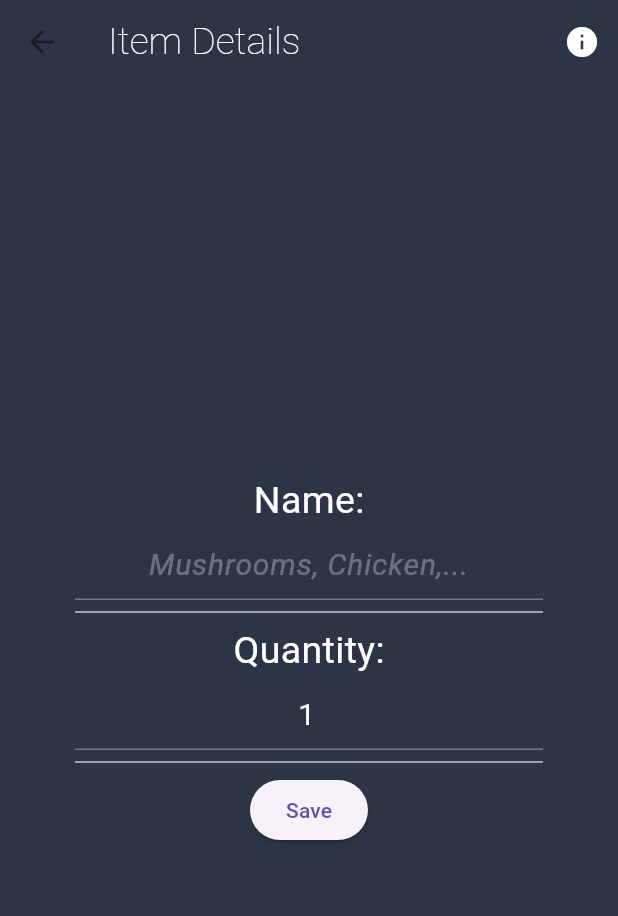
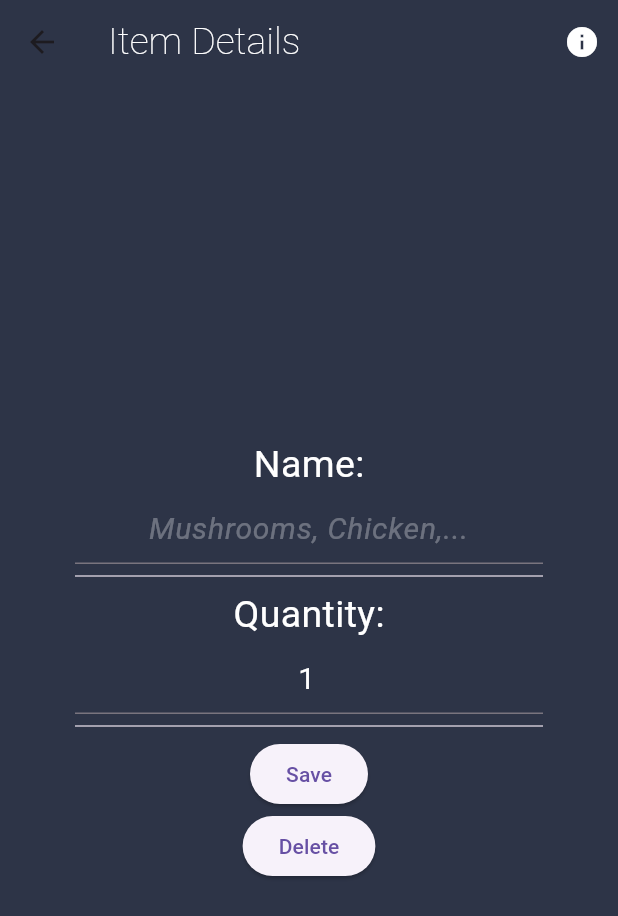
Before and after one commit to azizakurbonova/Pantry-Buddy, a Flutter app: the ItemDetails screen opened directly with empty values, after a tap on "Save", on a phone screen of 412 x 824 dp. Shown: the top 916 px of the screen. Run offline on Flutter 3.47's test engine with Material 3 defaults, Android fonts, the light colour scheme and no system bars; our stand-ins replace csv, firebase_auth, firebase_core, firebase_database, flutter_speed_dial; missing offline and left inert: flutter_barcode_scanner, string_similarity; accounts and stored records are empty.

Commit message:
flow case fix
Changed user flow - user cannot create or join a pantry anymore after creating or joining one (appbar automatic back button removal)

```diff
--- a/pantrybuddy/lib/Display/groceryDetails.dart
+++ b/pantrybuddy/lib/Display/groceryDetails.dart
@@ -1,4 +1,3 @@
-import 'dart:async';
 import 'package:firebase_auth/firebase_auth.dart';
 import 'package:firebase_database/firebase_database.dart';
 import 'package:flutter/material.dart';
@@ -6,16 +5,11 @@ import 'package:pantrybuddy/Display/groceryNameField.dart';
 import 'package:pantrybuddy/Display/groceryQuantityField.dart';
 import 'package:pantrybuddy/models/food_inventory.dart';
 import 'package:pantrybuddy/pages/Inventory_page.dart';
-import 'package:pantrybuddy/pages/account_page.dart';
-import 'package:pantrybuddy/pages/manual_add_page.dart';
-import 'package:pantrybuddy/pages/notif_page.dart';
-import 'package:flutter_speed_dial/flutter_speed_dial.dart';
 import 'package:pantrybuddy/pages/tools/getFoodInventory.dart';
 import 'package:pantrybuddy/pages/tools/getPantryID.dart';
-import 'package:pantrybuddy/pages/widgets/sidebar.dart';
+
 import 'package:pantrybuddy/models/grocery_item.dart';
 import 'dart:developer';
-import 'package:pantrybuddy/Display/groceryDescription.dart';
 
 class ItemDetails extends StatefulWidget {
   final GroceryItem item;
@@ -28,8 +22,10 @@ class ItemDetails extends StatefulWidget {
 
 class _FoodDetailsState extends State<ItemDetails> {
   final dbRef = FirebaseDatabase.instance.ref();
-  TextEditingController _nameController = TextEditingController();
-  TextEditingController _quantityController = TextEditingController();
+  final TextEditingController _nameController = TextEditingController();
+  final TextEditingController _quantityController = TextEditingController();
+
+  @override
   void initState() {
     super.initState();
     _nameController.text = widget.item.name;
@@ -39,9 +35,9 @@ class _FoodDetailsState extends State<ItemDetails> {
   @override
   Widget build(BuildContext context) {
     return Scaffold(
-        backgroundColor: Color(0xFF2D3447),
+        backgroundColor: const Color(0xFF2D3447),
         appBar: AppBar(
-            title: Text('Item Details',
+            title: const Text('Item Details',
                 style: TextStyle(
                     color: Colors.white,
                     fontSize: 25.0,
@@ -50,7 +46,7 @@ class _FoodDetailsState extends State<ItemDetails> {
             elevation: 0,
             actions: [
               IconButton(
-                icon: Icon(Icons.info, color: Colors.white),
+                icon: const Icon(Icons.info, color: Colors.white),
                 onPressed: () {},
               )
             ]),
@@ -59,13 +55,13 @@ class _FoodDetailsState extends State<ItemDetails> {
             padding: const EdgeInsets.all(50.0),
             child:
                 Column(mainAxisAlignment: MainAxisAlignment.center, children: [
-              Text("Name:",
+              const Text("Name:",
                   style: TextStyle(fontSize: 25.0, color: Colors.white)),
               GroceryNameField(
                 nameController: _nameController,
               ),
-              Divider(),
-              Text(
+              const Divider(),
+              const Text(
                 'Quantity:',
                 style: TextStyle(fontSize: 25.0, color: Colors.white),
               ),
@@ -101,6 +97,8 @@ class _FoodDetailsState extends State<ItemDetails> {
 
                       pantry.groceryItems[widget.index].quantity =
                           int.parse(_quantityController.text);
+                      pantry.groceryItems[widget.index].name =
+                          _nameController.text;
                       dbRef
                           .child("foodInventories/$inventoryID")
                           .update(pantry.toJson());
@@ -112,22 +110,31 @@ class _FoodDetailsState extends State<ItemDetails> {
                     },
                     child: const Text('Save'),
                   ),
-                  //ElevatedButton(
-                  //  onPressed: () async {
-                  //    final uid = await getCurrentUID();
-                  //    db
-                  //        .collection('Users')
-                  //        .doc(uid)
-                  //        .collection(widget.food['location'])
-                  //        .doc(widget.food.id)
-                  //        .delete();
-                  //    Navigator.of(context).pushReplacement(
-                  //        MaterialPageRoute(builder: (context) {
-                  //      return AppHome();
-                  //    }));
-                  //  },
-                  //  child: const Text('Delete'),
-                  //),
+                  ElevatedButton(
+                    onPressed: () async {
+                      FoodInventory pantry = await fetchPantry();
+                      log("zzz" + pantry.groceryItems.length.toString());
+                      for (int x = 0; x < pantry.groceryItems.length; x++) {
+                        if (pantry.groceryItems[x].itemId ==
+                            widget.item.itemId) {
+                          pantry.groceryItems.removeAt(x);
+                          break;
+                        }
+                      }
+                      log("zzz" + pantry.groceryItems.length.toString());
+                      String inventoryID = pantry.inventoryId as String;
+                      dbRef
+                          .child("foodInventories/$inventoryID/")
+                          .update(pantry.toJson());
+                      pantry = await fetchPantry();
+                      log("zzz" + pantry.groceryItems.length.toString());
+                      Navigator.of(context).pushReplacement(
+                          MaterialPageRoute(builder: (context) {
+                        return InventoryPage();
+                      }));
+                    },
+                    child: const Text('Delete'),
+                  ),
                 ],
               ),
             ]),
--- a/pantrybuddy/lib/Display/groceryNameField.dart
+++ b/pantrybuddy/lib/Display/groceryNameField.dart
@@ -1,18 +1,4 @@
-import 'dart:async';
-import 'package:firebase_auth/firebase_auth.dart';
-import 'package:firebase_database/firebase_database.dart';
 import 'package:flutter/material.dart';
-import 'package:pantrybuddy/models/food_inventory.dart';
-import 'package:pantrybuddy/pages/account_page.dart';
-import 'package:pantrybuddy/pages/manual_add_page.dart';
-import 'package:pantrybuddy/pages/notif_page.dart';
-import 'package:flutter_speed_dial/flutter_speed_dial.dart';
-import 'package:pantrybuddy/pages/tools/getFoodInventory.dart';
-import 'package:pantrybuddy/pages/tools/getPantryID.dart';
-import 'package:pantrybuddy/pages/widgets/sidebar.dart';
-import 'package:pantrybuddy/models/grocery_item.dart';
-import 'dart:developer';
-import 'package:pantrybuddy/Display/groceryDescription.dart';
 
 class GroceryNameField extends StatefulWidget {
   const GroceryNameField({
@@ -35,7 +21,7 @@ class _FoodNameTextFieldState extends State<GroceryNameField> {
           controller: widget._nameController,
           textAlign: TextAlign.center,
           cursorColor: Colors.white,
-          decoration: InputDecoration(
+          decoration: const InputDecoration(
               hintText: "Mushrooms, Chicken,...",
               hintStyle: TextStyle(
                   fontStyle: FontStyle.italic,
@@ -43,7 +29,7 @@ class _FoodNameTextFieldState extends State<GroceryNameField> {
                   fontSize: 20.0),
               focusedBorder: UnderlineInputBorder(
                   borderSide: BorderSide(color: Colors.white))),
-          style: TextStyle(color: Colors.white, fontSize: 20.0),
+          style: const TextStyle(color: Colors.white, fontSize: 20.0),
         ),
       ],
     );
--- a/pantrybuddy/lib/Display/groceryQuantityField.dart
+++ b/pantrybuddy/lib/Display/groceryQuantityField.dart
@@ -20,7 +20,7 @@ class GroceryQuantityField extends StatelessWidget {
       keyboardType: TextInputType.number,
       textAlign: TextAlign.center,
       cursorColor: Colors.white,
-      decoration: InputDecoration(
+      decoration: const InputDecoration(
           hintText: "Enter quantity",
           hintStyle: TextStyle(
               fontStyle: FontStyle.italic,
@@ -28,7 +28,7 @@ class GroceryQuantityField extends StatelessWidget {
               fontSize: 20.0),
           focusedBorder: UnderlineInputBorder(
               borderSide: BorderSide(color: Colors.white))),
-      style: TextStyle(color: Colors.white, fontSize: 20.0),
+      style: const TextStyle(color: Colors.white, fontSize: 20.0),
     );
   }
 }
--- a/pantrybuddy/lib/pages/Inventory_page.dart
+++ b/pantrybuddy/lib/pages/Inventory_page.dart
@@ -11,6 +11,7 @@ import 'package:pantrybuddy/pages/notif_page.dart';
 import 'package:flutter_speed_dial/flutter_speed_dial.dart';
 import 'package:pantrybuddy/pages/tools/getFoodInventory.dart';
 import 'package:pantrybuddy/pages/tools/getPantryID.dart';
+import 'package:pantrybuddy/pages/widgets/appbar.dart';
 import 'package:pantrybuddy/pages/widgets/sidebar.dart';
 import 'package:pantrybuddy/models/grocery_item.dart';
 import 'dart:developer';
@@ -53,11 +54,7 @@ class _InventoryPageState extends State<InventoryPage> {
       });
     });
     return Scaffold(
-      appBar: AppBar(
-        backgroundColor: Colors.green[400],
-        elevation: 0,
-        //title: Text("Top Bar"),
-      ),
+      appBar: ApplicationToolbar(),
       endDrawer: sideBar(context),
 
       //speed dial for add methods
@@ -124,9 +121,10 @@ class _InventoryPageState extends State<InventoryPage> {
                           //log("translating: ${key.toString()}->${map[key].toString()}");
                           groceryJson[key.toString()] = map[key];
                         }
-                        if (groceryJson["visible"]) {
-                          groceryJsons.add(groceryJson);
-                        }
+                        //if (groceryJson["visible"]) {
+                        //  groceryJsons.add(groceryJson);
+                        //}
+                        groceryJsons.add(groceryJson);
                       }
                       jsonData["groceryItems"] = groceryJsons;
                       FoodInventory pantry = FoodInventory.fromJson(jsonData);
--- a/pantrybuddy/lib/pages/tools/getPantryID.dart
+++ b/pantrybuddy/lib/pages/tools/getPantryID.dart
@@ -1,6 +1,5 @@
 import 'package:firebase_auth/firebase_auth.dart';
 import 'package:firebase_database/firebase_database.dart';
-import 'dart:developer';
 
 // This PROBABLY NEEDS FIXING! Please let me (CHRIS) know if there's an error
 Future<String> fetchPantryID() async {
--- a/pantrybuddy/lib/pages/widgets/appbar.dart
+++ b/pantrybuddy/lib/pages/widgets/appbar.dart
@@ -22,6 +22,7 @@ class ApplicationToolbar extends StatelessWidget
       backgroundColor: Colors.green[400],
       elevation: 0,
       title: Text("Top Bar"),
+      automaticallyImplyLeading: false,
       // Refresh Button
       // actions: [IconButton(
       //  onPressed: ,
```
Also changed, not shown: pantrybuddy/lib/Display/groceryCard.dart (+0 -12 lines), pantrybuddy/lib/Display/groceryDescription.dart (+9 -17 lines), pantrybuddy/lib/Display/groceryList.dart (+1 -14 lines), pantrybuddy/lib/pages/home_page.dart (+4 -3 lines), pantrybuddy/lib/pages/inventory.dart (deleted, +0 -85 lines), pantrybuddy/lib/pages/tools/getFoodInventory.dart (+0 -10 lines).
